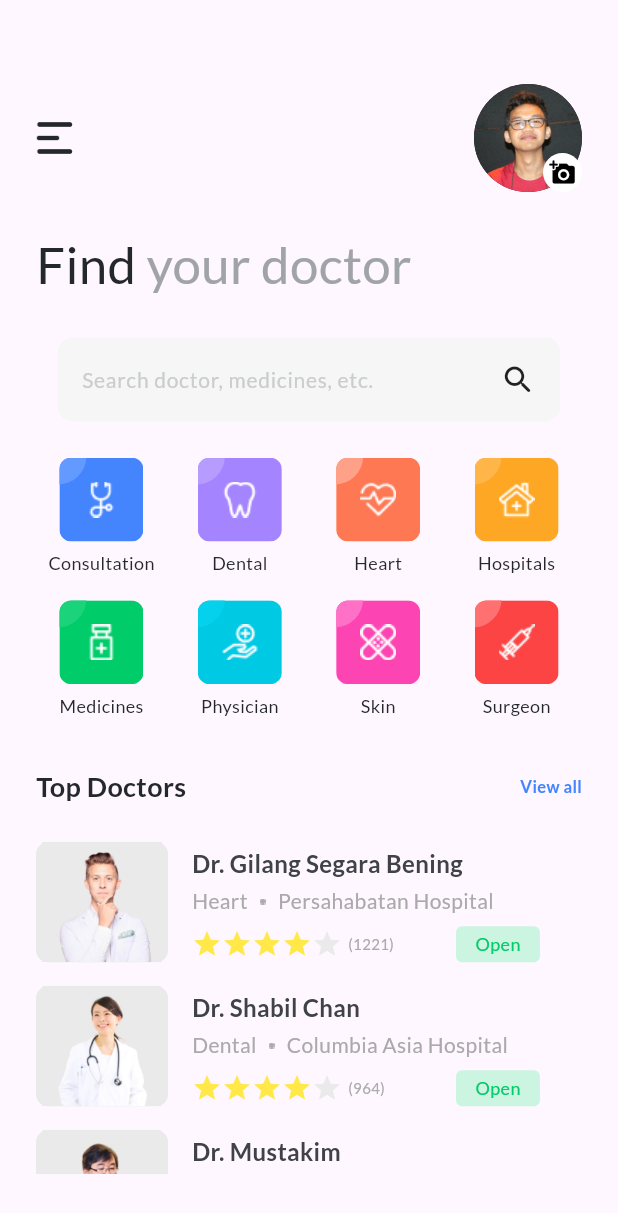
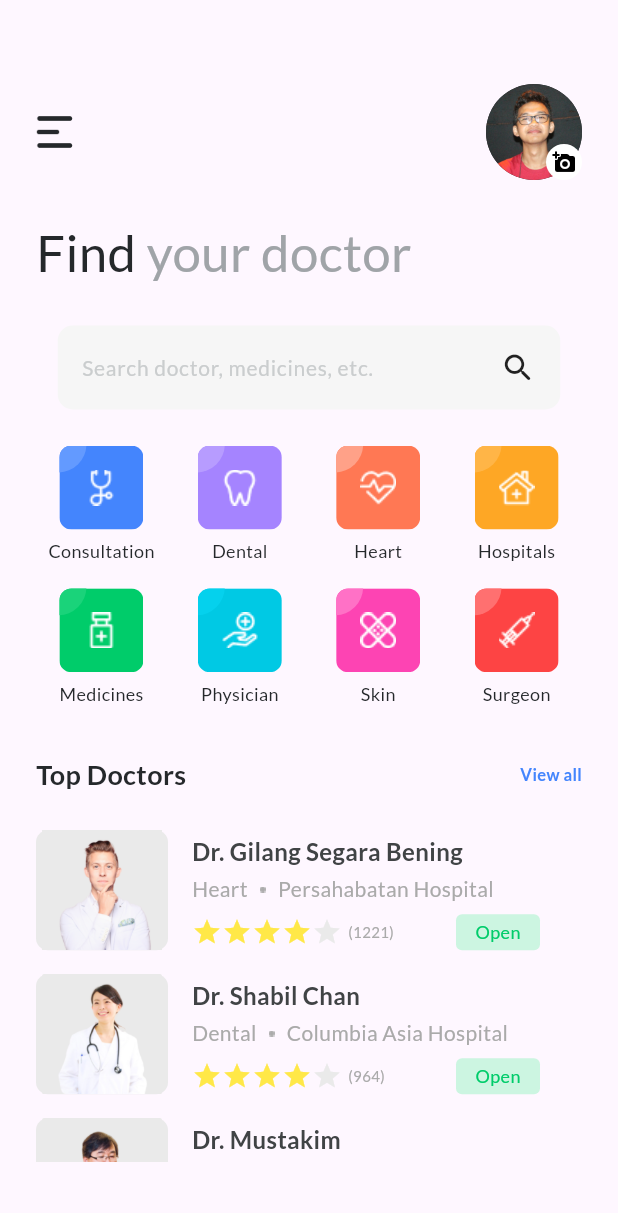
Before and after one commit to czarbasanal/flutter_doctor_app, a Flutter app: the screen it shows after launch, on a phone screen of 412 x 824 dp. Shown: the top 1213 px of the screen. Run offline on Flutter 3.47's test engine with Material 2 defaults, Android fonts, the phone set to English and light mode, and no system bars; our stand-ins replace google_fonts.

Commit message:
final commit

```diff
--- a/lib/main.dart
+++ b/lib/main.dart
@@ -13,7 +13,6 @@ class MyApp extends StatelessWidget {
     return MaterialApp(
       title: 'Find Your Doctor App',
       theme: ThemeData(
-        colorScheme: ColorScheme.fromSeed(seedColor: Colors.deepPurple),
         useMaterial3: true,
       ),
       home: const HomePage(),
--- a/lib/models/profile_icon.dart
+++ b/lib/models/profile_icon.dart
@@ -12,20 +12,20 @@ class ProfileIcon extends StatelessWidget {
         alignment: const Alignment(1.0, 1.0),
         children: <Widget>[
           CircleAvatar(
-            radius: 36.0,
+            radius: 32.0,
             backgroundColor: const Color(0xff25282B),
             backgroundImage: AssetImage(imagePath),
           ),
           Container(
-            width: 26,
-            height: 26,
+            width: 24,
+            height: 24,
             decoration: const BoxDecoration(
               shape: BoxShape.circle,
               color: Colors.white,
             ),
             child: const Icon(
               Icons.add_a_photo_rounded,
-              size: 18.0,
+              size: 16.0,
               color: Colors.black,
             ),
           ),
@@ -34,22 +34,3 @@ class ProfileIcon extends StatelessWidget {
     );
   }
 }
-
-void main() {
-  runApp(MyApp());
-}
-
-class MyApp extends StatelessWidget {
-  @override
-  Widget build(BuildContext context) {
-    return MaterialApp(
-      home: Scaffold(
-        appBar: AppBar(
-          title: Text('Profile Icon Example'),
-        ),
-        body: ProfileIcon(
-            imagePath: 'images/Bung-1.png'), // Provide the image path here
-      ),
-    );
-  }
-}
```
